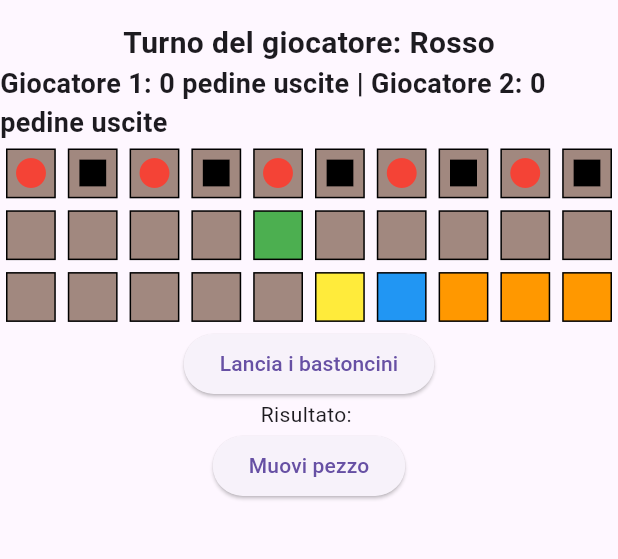
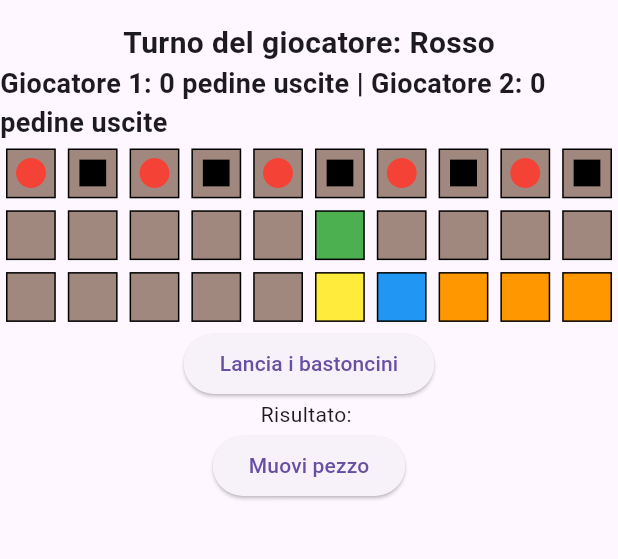
Before and after one commit to BlackWolf00/Senet-Game, a Flutter app: the screen it shows after launch, on a phone screen of 412 x 824 dp, the part 63-622 px from its top. Run offline on Flutter 3.47's test engine with Material 3 defaults, Android fonts, the light colour scheme and no system bars.

Commit message:
Fixed position house of rebirth

```diff
--- a/lib/main.dart
+++ b/lib/main.dart
@@ -190,7 +190,7 @@ class _SenetAppState extends State<SenetApp> {
       if (index ==  newPosition)
         return Colors.deepPurpleAccent; // Evidenzia dove andrà la pedina
     }
-    if (index == 14) return Colors.green;
+    if (index == 15) return Colors.green;
     if (index == 25) return Colors.yellow;
     if (index == 26) return Colors.blue;
     if (index >= 27) return Colors.orange;
```
